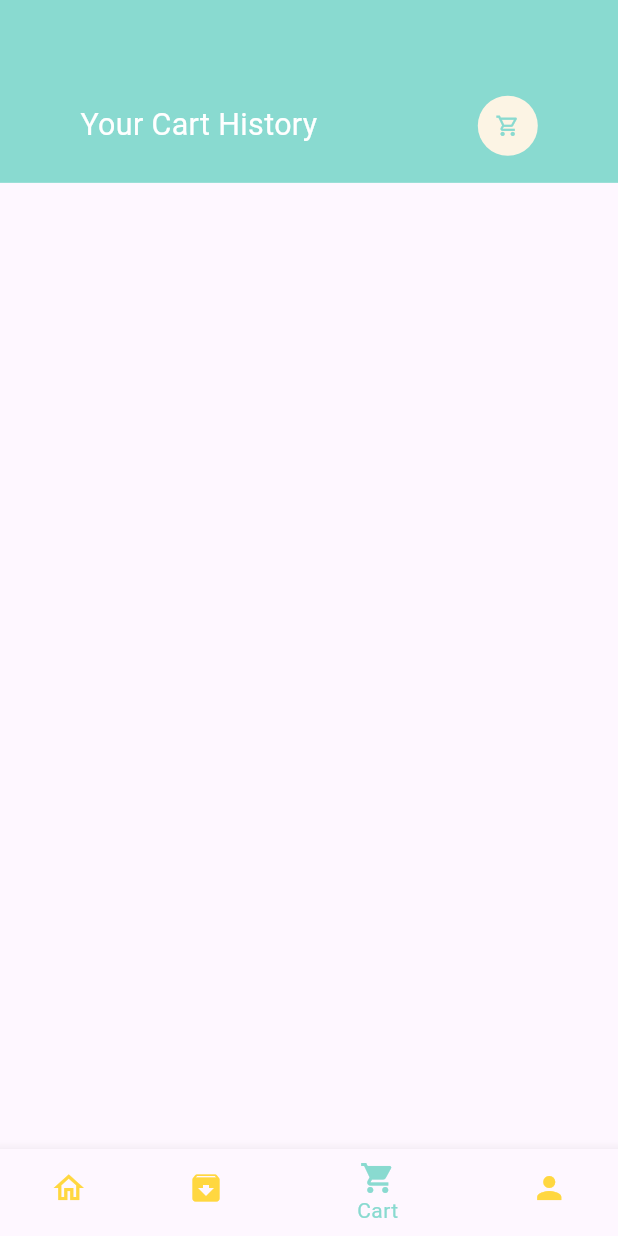
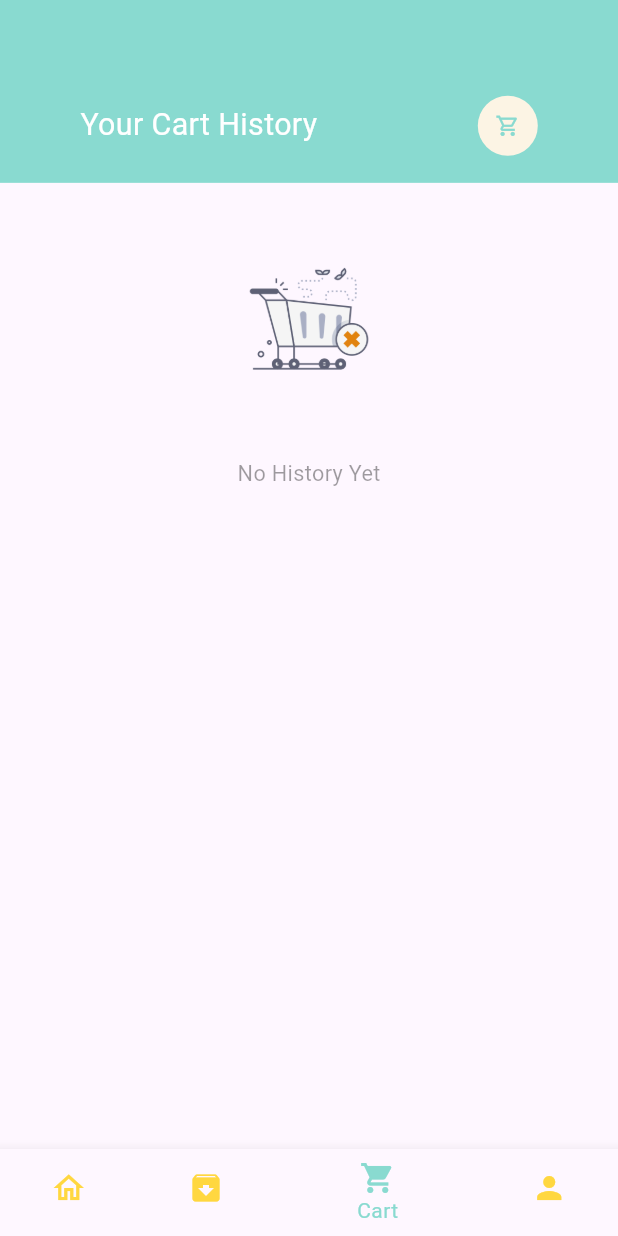
Before and after one commit to MahekHirpara/flutter-food-delivery-app, a Flutter app: the screen it shows after launch, item 3 of the bottom bar chosen, on a phone screen of 412 x 824 dp. Run offline on Flutter 3.47's test engine with Material 3 defaults, Android fonts, the phone set to English and light mode, and no system bars; our stand-ins replace dots_indicator, get, shared_preferences; network calls fail.

Commit message:
Initial Commit

```diff
--- a/lib/base/nodatapage.dart
+++ b/lib/base/nodatapage.dart
@@ -10,13 +10,14 @@ class NoPageData extends StatelessWidget {
     return Center(
       child: Column(
         mainAxisAlignment: MainAxisAlignment.center,
+        crossAxisAlignment: CrossAxisAlignment.center,
         children: [
           Image.asset(
             imgPath,
             height: MediaQuery.sizeOf(context).height*0.22,
             width: MediaQuery.sizeOf(context).width*0.22,
           ),
-          SizedBox(height: Demensions.height10 ,),
+          SizedBox(height: Demensions.height5/2 ,),
           Text(text,style: TextStyle(fontSize:MediaQuery.sizeOf(context).height*0.0175, color: Theme.of(context).disabledColor),),
         ],
       ),
--- a/lib/controller/popular_food_controller.dart
+++ b/lib/controller/popular_food_controller.dart
@@ -26,11 +26,15 @@ class PopulerFoodController extends GetxController {
   Future<void> PopulerFoodList() async {
     Response response = await populerFoodRepo.populerFoodList();
     if (response.statusCode == 200) {
-      _populerFoodList = [];
+      print('in populaer food list');
+      _populerFoodList=[];
       _populerFoodList.addAll(Product.fromJson(response.body).products);
       _isLoaded = true;
       update();
+    }else{
+      print('Error: ${response.statusCode}');
     }
+    print(_populerFoodList);
   }
 
   void setQuantity(bool isIncrement){
--- a/lib/controller/recommended_food_controller.dart
+++ b/lib/controller/recommended_food_controller.dart
@@ -16,6 +16,7 @@ class RecommadedFoodController extends GetxController {
   Future<void> recommenedProductList() async {
     Response response = await recommendedFoodRepo.getRecommenedList();
     if (response.statusCode == 200) {
+      print('in recommanded food list');
       _recomededproductList = [];
       _recomededproductList.addAll(Product.fromJson(response.body).products);
       _isLoaded = true;
--- a/lib/data/api/api_client.dart
+++ b/lib/data/api/api_client.dart
@@ -12,7 +12,7 @@ class ApiClient extends GetConnect implements GetxService {
     token = AppConstant.TOKEN;
     _mainHeader = {
       'Content-Type': 'application/json; charset=UTF-8',
-      'Authorization': 'berrer $token',
+      'Authorization': 'Bearer $token',
     };
   }
   Future<Response> getData(String baseUrl) async {
--- a/lib/screen/cart/cart_history.dart
+++ b/lib/screen/cart/cart_history.dart
@@ -4,6 +4,7 @@ import 'dart:convert';
 
 import 'package:flutter/cupertino.dart';
 import 'package:flutter/material.dart';
+import 'package:food_app/base/nodatapage.dart';
 import 'package:food_app/controller/cart_controller.dart';
 import 'package:food_app/modal/cart_modal.dart';
 import 'package:food_app/routes/route_helper.dart';
@@ -42,6 +43,18 @@ class CartHistory extends StatelessWidget {
 
     List<int> itemsPerOrder = cartItemsPerOrderToList();
     var listCounter = 0;
+
+    Widget timeWidget(int index){
+      var outputDate = DateTime.now().toString();
+      if(index<cartHistory.length){
+        DateTime parseDate = DateFormat('yyyy-MM-dd HH:mm:ss').parse(cartHistory[listCounter].time!);
+        var inputDate = DateTime.parse(parseDate.toString());
+        var outputformate = DateFormat('MM/dd/yyyy HH:mm a');
+        outputDate = outputformate.format(inputDate);
+
+      }
+      return BigText(text: outputDate);
+    }
     return Scaffold(
 
       body: Column(
@@ -59,7 +72,8 @@ class CartHistory extends StatelessWidget {
              ],
            ),
          ),
-          Expanded(
+          GetBuilder<CartController>(builder: (cartcontroller){
+            return cartcontroller.getCardHistory().length>0 ?  Expanded(
               child: Container(
                 margin: EdgeInsets.only(top: Demensions.height20,left: Demensions.width20,right: Demensions.width20),
 
@@ -74,14 +88,7 @@ class CartHistory extends StatelessWidget {
                           child:Column(
                             crossAxisAlignment: CrossAxisAlignment.start,
                             children: [
-                              ((){
-                                DateTime parseDate = DateFormat('yyyy-MM-dd HH:mm:ss').parse(cartHistory[listCounter].time!);
-                                var inputDate = DateTime.parse(parseDate.toString());
-                                var outputformate = DateFormat('MM/dd/yyyy HH:mm a');
-                                var outputDate = outputformate.format(inputDate);
-                               return BigText(text: outputDate);
-                              }()),
-
+                              timeWidget(listCounter),
                               SizedBox(height: Demensions.height5,),
                               Row(
                                 mainAxisAlignment: MainAxisAlignment.spaceBetween,
@@ -157,7 +164,9 @@ class CartHistory extends StatelessWidget {
                 ),
 
               ),
-          )
+            ) : NoPageData(text: 'No History Yet');
+          }),
+
         ],
       ),
     );
--- a/lib/screen/home/main_page_body.dart
+++ b/lib/screen/home/main_page_body.dart
@@ -49,6 +49,7 @@ class _MainPageBodyState extends State<MainPageBody> {
       children: [
         GetBuilder<PopulerFoodController>(
           builder: (popularProduct) {
+            print(popularProduct.populerFoodList);
             return popularProduct.isLoaded
                 ? SizedBox(
               height: Demensions.pageContainer,
--- a/lib/utils/app_const.dart
+++ b/lib/utils/app_const.dart
@@ -1,10 +1,12 @@
 class AppConstant {
-  static const String APP_NAME = 'DB RESTORANT';
+  static const String APP_NAME = 'DBFood';
   static const String APP_VERSION = '1';
-  static const String BASE_URL = 'https://mvs.bslmeiyu.com';
+  static const String BASE_URL = 'http://10.0.2.2:8000';
+      // ;
+      // 'https://mvs.bslmeiyu.com'
   static const String POPULAR_PRODUCT_URL = '/api/v1/products/popular';
   static const String RECOMMANDED_PRODUCT_URL = '/api/v1/products/recommended';
-  static const String TOKEN = 'dbtech';
+  static const String TOKEN = 'DBtoken';
 
   static const String CART_LIST = 'cart-list';
   static const String CART_HISTORY_LIST = 'cart-history-list';
```
Also changed, not shown: 1 other file. Lines whose indentation alone changed are shown as unchanged.
